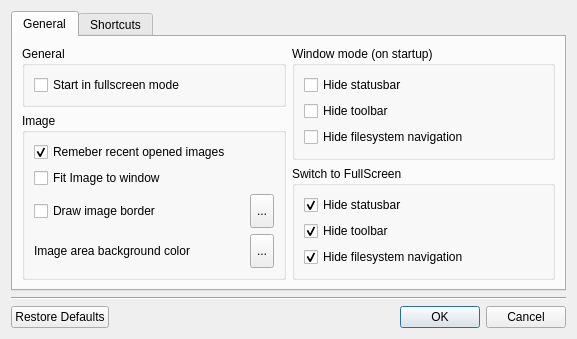
Old version of the form src/ui/forms/SettingsDialog.ui in the repository vookimedlo/vooki-image-viewer.
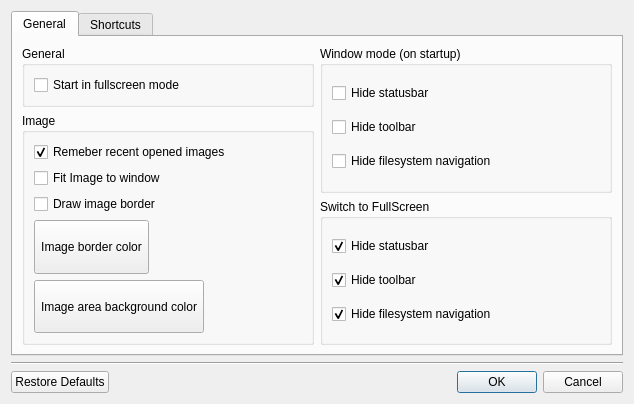
New version of the form.

Commit message: Additional Settings functionality

Diff of the .ui file:
```diff
--- a/src/ui/forms/SettingsDialog.ui
+++ b/src/ui/forms/SettingsDialog.ui
@@ -7,8 +7,8 @@
    <rect>
     <x>0</x>
     <y>0</y>
-    <width>577</width>
-    <height>325</height>
+    <width>634</width>
+    <height>404</height>
    </rect>
   </property>
   <property name="windowTitle">
@@ -69,8 +69,6 @@
                </widget>
               </item>
               <item>
-               <layout class="QHBoxLayout" name="horizontalLayout_2">
-                <item>
                  <widget class="QCheckBox" name="checkBoxImageDrawBorder">
                   <property name="text">
                    <string>Draw image border</string>
@@ -92,24 +90,7 @@
                    </size>
                   </property>
                   <property name="text">
-                   <string>...</string>
-                  </property>
-                 </widget>
-                </item>
-               </layout>
-              </item>
-              <item>
-               <layout class="QHBoxLayout" name="horizontalLayout">
-                <item>
-                 <widget class="QLabel" name="label">
-                  <property name="text">
-                   <string>Image area background color</string>
-                  </property>
-                  <property name="textInteractionFlags">
-                   <set>Qt::NoTextInteraction</set>
-                  </property>
-                  <property name="buddy">
-                   <cstring>toolButtonBackgroundColor</cstring>
+                 <string>Image border color</string>
                   </property>
                  </widget>
                 </item>
@@ -128,11 +109,9 @@
                    </size>
                   </property>
                   <property name="text">
-                   <string>...</string>
-                  </property>
-                 </widget>
-                </item>
-               </layout>
+                 <string>Image area background color</string>
+                </property>
+               </widget>
               </item>
              </layout>
             </widget>
```
Left out of the diff: 67 changed lines with no effect on the pictures. Lines whose indentation alone changed are shown as unchanged. The commit also changes 2 other files.
